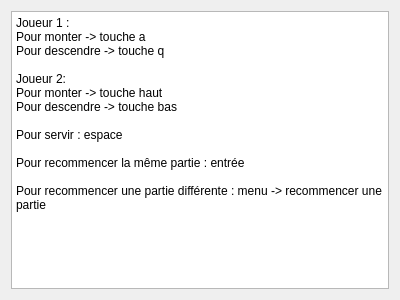
Old version of the form reglesdujeu.ui in the repository Olivier-CORNU/Pong-en-couleur.
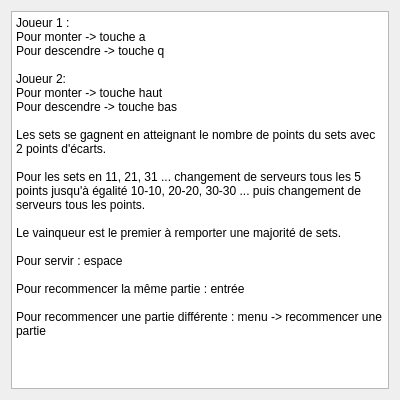
New version of the form.

The edit to the form file:
```diff
--- a/reglesdujeu.ui
+++ b/reglesdujeu.ui
@@ -7,7 +7,7 @@
     <x>0</x>
     <y>0</y>
     <width>400</width>
-    <height>300</height>
+    <height>400</height>
    </rect>
   </property>
   <property name="windowTitle">
@@ -28,6 +28,12 @@
 Pour monter -&gt; touche haut
 Pour descendre -&gt; touche bas
 
+Les sets se gagnent en atteignant le nombre de points du sets avec 2 points d'écarts.
+
+Pour les sets en 11, 21, 31 ... changement de serveurs tous les 5 points jusqu'à égalité 10-10, 20-20, 30-30 ... puis changement de serveurs tous les points.
+
+Le vainqueur est le premier à remporter une majorité de sets.
+
 Pour servir : espace
 
 Pour recommencer la même partie : entrée
```
